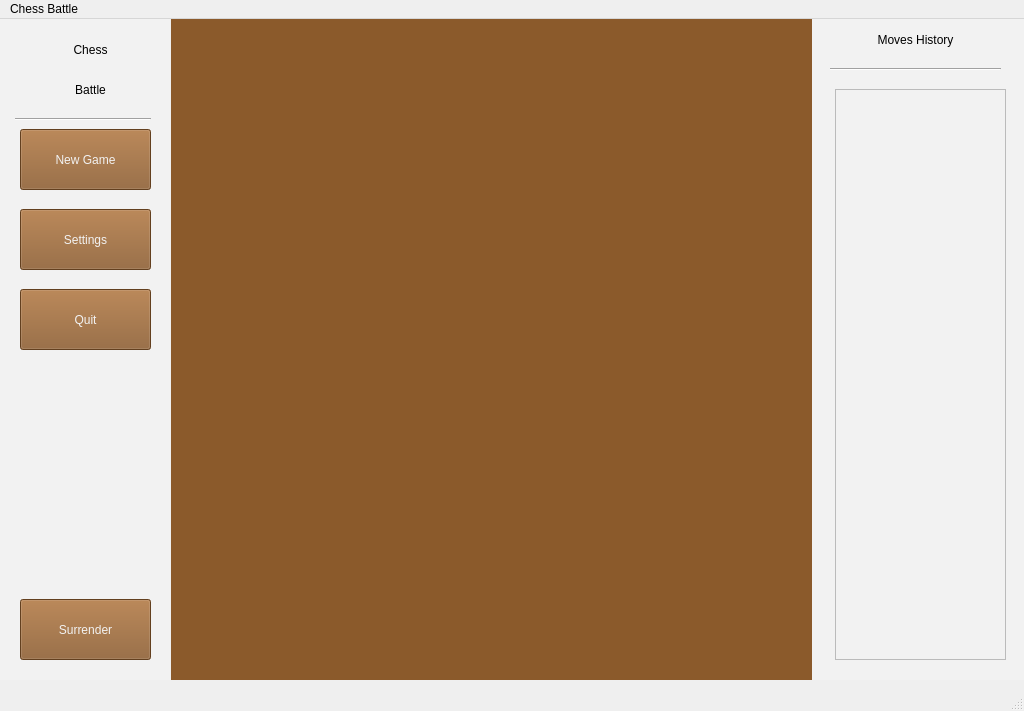
First picture: the form in mainwindow.ui, repository MRadzynski/ChessBattle, before the edit.
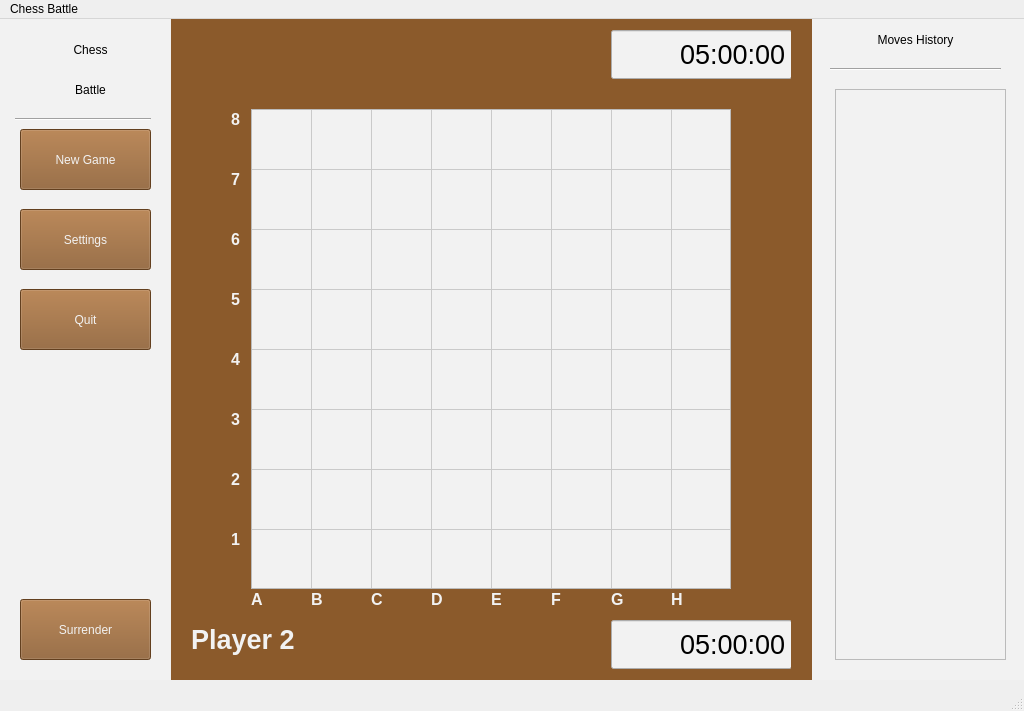
Second picture: the form after the edit. Icons and pictures are not drawn.

Commit message: Generate the Chessboard and add assets with chess pieces

Diff of the .ui file:
```diff
--- a/mainwindow.ui
+++ b/mainwindow.ui
@@ -249,11 +249,665 @@
      <property name="geometry">
       <rect>
        <x>20</x>
-       <y>20</y>
-       <width>601</width>
-       <height>61</height>
+       <y>10</y>
+       <width>600</width>
+       <height>60</height>
       </rect>
      </property>
+     <widget class="QLabel" name="label_4">
+      <property name="geometry">
+       <rect>
+        <x>0</x>
+        <y>0</y>
+        <width>181</width>
+        <height>61</height>
+       </rect>
+      </property>
+      <property name="font">
+       <font>
+        <pointsize>20</pointsize>
+        <bold>true</bold>
+       </font>
+      </property>
+      <property name="styleSheet">
+       <string notr="true">color: rgb(242, 242, 242);</string>
+      </property>
+      <property name="text">
+       <string/>
+      </property>
+      <property name="pixmap">
+       <pixmap resource="assets.qrc">:/images/assets/white_tower.png</pixmap>
+      </property>
+      <property name="alignment">
+       <set>Qt::AlignLeading|Qt::AlignLeft|Qt::AlignTop</set>
+      </property>
+     </widget>
+     <widget class="QTimeEdit" name="player_1_timer">
+      <property name="geometry">
+       <rect>
+        <x>420</x>
+        <y>0</y>
+        <width>181</width>
+        <height>51</height>
+       </rect>
+      </property>
+      <property name="font">
+       <font>
+        <pointsize>20</pointsize>
+        <bold>false</bold>
+       </font>
+      </property>
+      <property name="styleSheet">
+       <string notr="true">background-color: rgb(242, 242, 242);
+color: rgb(0, 0, 0);</string>
+      </property>
+      <property name="alignment">
+       <set>Qt::AlignRight|Qt::AlignTrailing|Qt::AlignVCenter</set>
+      </property>
+      <property name="readOnly">
+       <bool>true</bool>
+      </property>
+      <property name="buttonSymbols">
+       <enum>QAbstractSpinBox::NoButtons</enum>
+      </property>
+      <property name="showGroupSeparator" stdset="0">
+       <bool>false</bool>
+      </property>
+      <property name="time">
+       <time>
+        <hour>5</hour>
+        <minute>0</minute>
+        <second>0</second>
+       </time>
+      </property>
+     </widget>
+     <zorder>player_1_timer</zorder>
+     <zorder>label_4</zorder>
+    </widget>
+    <widget class="QWidget" name="widget_5" native="true">
+     <property name="geometry">
+      <rect>
+       <x>20</x>
+       <y>590</y>
+       <width>600</width>
+       <height>60</height>
+      </rect>
+     </property>
+     <widget class="QLabel" name="label_7">
+      <property name="geometry">
+       <rect>
+        <x>0</x>
+        <y>0</y>
+        <width>181</width>
+        <height>61</height>
+       </rect>
+      </property>
+      <property name="font">
+       <font>
+        <pointsize>20</pointsize>
+        <bold>true</bold>
+       </font>
+      </property>
+      <property name="styleSheet">
+       <string notr="true">color: rgb(242, 242, 242);</string>
+      </property>
+      <property name="text">
+       <string>Player 2</string>
+      </property>
+     </widget>
+     <widget class="QTimeEdit" name="player_2_timer">
+      <property name="geometry">
+       <rect>
+        <x>420</x>
+        <y>10</y>
+        <width>181</width>
+        <height>51</height>
+       </rect>
+      </property>
+      <property name="font">
+       <font>
+        <pointsize>20</pointsize>
+        <bold>false</bold>
+       </font>
+      </property>
+      <property name="styleSheet">
+       <string notr="true">background-color: rgb(242, 242, 242);
+color: rgb(0, 0, 0);</string>
+      </property>
+      <property name="alignment">
+       <set>Qt::AlignRight|Qt::AlignTrailing|Qt::AlignVCenter</set>
+      </property>
+      <property name="readOnly">
+       <bool>true</bool>
+      </property>
+      <property name="buttonSymbols">
+       <enum>QAbstractSpinBox::NoButtons</enum>
+      </property>
+      <property name="showGroupSeparator" stdset="0">
+       <bool>false</bool>
+      </property>
+      <property name="time">
+       <time>
+        <hour>5</hour>
+        <minute>0</minute>
+        <second>0</second>
+       </time>
+      </property>
+     </widget>
+    </widget>
+    <widget class="QLabel" name="label_8">
+     <property name="geometry">
+      <rect>
+       <x>80</x>
+       <y>570</y>
+       <width>63</width>
+       <height>20</height>
+      </rect>
+     </property>
+     <property name="font">
+      <font>
+       <pointsize>12</pointsize>
+       <bold>true</bold>
+      </font>
+     </property>
+     <property name="styleSheet">
+      <string notr="true">color: rgb(242, 242, 242);</string>
+     </property>
+     <property name="text">
+      <string>A</string>
+     </property>
+    </widget>
+    <widget class="QLabel" name="label_9">
+     <property name="geometry">
+      <rect>
+       <x>140</x>
+       <y>570</y>
+       <width>63</width>
+       <height>20</height>
+      </rect>
+     </property>
+     <property name="font">
+      <font>
+       <pointsize>12</pointsize>
+       <bold>true</bold>
+      </font>
+     </property>
+     <property name="styleSheet">
+      <string notr="true">color: rgb(242, 242, 242);</string>
+     </property>
+     <property name="text">
+      <string>B</string>
+     </property>
+    </widget>
+    <widget class="QLabel" name="label_10">
+     <property name="geometry">
+      <rect>
+       <x>200</x>
+       <y>570</y>
+       <width>63</width>
+       <height>20</height>
+      </rect>
+     </property>
+     <property name="font">
+      <font>
+       <pointsize>12</pointsize>
+       <bold>true</bold>
+      </font>
+     </property>
+     <property name="styleSheet">
+      <string notr="true">color: rgb(242, 242, 242);</string>
+     </property>
+     <property name="text">
+      <string>C</string>
+     </property>
+    </widget>
+    <widget class="QLabel" name="label_11">
+     <property name="geometry">
+      <rect>
+       <x>260</x>
+       <y>570</y>
+       <width>63</width>
+       <height>20</height>
+      </rect>
+     </property>
+     <property name="font">
+      <font>
+       <pointsize>12</pointsize>
+       <bold>true</bold>
+      </font>
+     </property>
+     <property name="styleSheet">
+      <string notr="true">color: rgb(242, 242, 242);</string>
+     </property>
+     <property name="text">
+      <string>D</string>
+     </property>
+    </widget>
+    <widget class="QLabel" name="label_12">
+     <property name="geometry">
+      <rect>
+       <x>320</x>
+       <y>570</y>
+       <width>63</width>
+       <height>20</height>
+      </rect>
+     </property>
+     <property name="font">
+      <font>
+       <pointsize>12</pointsize>
+       <bold>true</bold>
+      </font>
+     </property>
+     <property name="styleSheet">
+      <string notr="true">color: rgb(242, 242, 242);</string>
+     </property>
+     <property name="text">
+      <string>E</string>
+     </property>
+    </widget>
+    <widget class="QLabel" name="label_13">
+     <property name="geometry">
+      <rect>
+       <x>380</x>
+       <y>570</y>
+       <width>63</width>
+       <height>20</height>
+      </rect>
+     </property>
+     <property name="font">
+      <font>
+       <pointsize>12</pointsize>
+       <bold>true</bold>
+      </font>
+     </property>
+     <property name="styleSheet">
+      <string notr="true">color: rgb(242, 242, 242);</string>
+     </property>
+     <property name="text">
+      <string>F</string>
+     </property>
+    </widget>
+    <widget class="QLabel" name="label_14">
+     <property name="geometry">
+      <rect>
+       <x>440</x>
+       <y>570</y>
+       <width>63</width>
+       <height>20</height>
+      </rect>
+     </property>
+     <property name="font">
+      <font>
+       <pointsize>12</pointsize>
+       <bold>true</bold>
+      </font>
+     </property>
+     <property name="styleSheet">
+      <string notr="true">color: rgb(242, 242, 242);</string>
+     </property>
+     <property name="text">
+      <string>G</string>
+     </property>
+    </widget>
+    <widget class="QLabel" name="label_15">
+     <property name="geometry">
+      <rect>
+       <x>500</x>
+       <y>570</y>
+       <width>63</width>
+       <height>20</height>
+      </rect>
+     </property>
+     <property name="font">
+      <font>
+       <pointsize>12</pointsize>
+       <bold>true</bold>
+      </font>
+     </property>
+     <property name="styleSheet">
+      <string notr="true">color: rgb(242, 242, 242);</string>
+     </property>
+     <property name="text">
+      <string>H</string>
+     </property>
+    </widget>
+    <widget class="QLabel" name="label_16">
+     <property name="geometry">
+      <rect>
+       <x>60</x>
+       <y>510</y>
+       <width>16</width>
+       <height>20</height>
+      </rect>
+     </property>
+     <property name="font">
+      <font>
+       <pointsize>12</pointsize>
+       <bold>true</bold>
+      </font>
+     </property>
+     <property name="styleSheet">
+      <string notr="true">color: rgb(242, 242, 242);</string>
+     </property>
+     <property name="text">
+      <string>1</string>
+     </property>
+    </widget>
+    <widget class="QLabel" name="label_17">
+     <property name="geometry">
+      <rect>
+       <x>60</x>
+       <y>450</y>
+       <width>16</width>
+       <height>20</height>
+      </rect>
+     </property>
+     <property name="font">
+      <font>
+       <pointsize>12</pointsize>
+       <bold>true</bold>
+      </font>
+     </property>
+     <property name="styleSheet">
+      <string notr="true">color: rgb(242, 242, 242);</string>
+     </property>
+     <property name="text">
+      <string>2</string>
+     </property>
+    </widget>
+    <widget class="QLabel" name="label_18">
+     <property name="geometry">
+      <rect>
+       <x>60</x>
+       <y>390</y>
+       <width>16</width>
+       <height>20</height>
+      </rect>
+     </property>
+     <property name="font">
+      <font>
+       <pointsize>12</pointsize>
+       <bold>true</bold>
+      </font>
+     </property>
+     <property name="styleSheet">
+      <string notr="true">color: rgb(242, 242, 242);</string>
+     </property>
+     <property name="text">
+      <string>3</string>
+     </property>
+    </widget>
+    <widget class="QLabel" name="label_19">
+     <property name="geometry">
+      <rect>
+       <x>60</x>
+       <y>330</y>
+       <width>16</width>
+       <height>20</height>
+      </rect>
+     </property>
+     <property name="font">
+      <font>
+       <pointsize>12</pointsize>
+       <bold>true</bold>
+      </font>
+     </property>
+     <property name="styleSheet">
+      <string notr="true">color: rgb(242, 242, 242);</string>
+     </property>
+     <property name="text">
+      <string>4</string>
+     </property>
+    </widget>
+    <widget class="QLabel" name="label_20">
+     <property name="geometry">
+      <rect>
+       <x>60</x>
+       <y>270</y>
+       <width>16</width>
+       <height>20</height>
+      </rect>
+     </property>
+     <property name="font">
+      <font>
+       <pointsize>12</pointsize>
+       <bold>true</bold>
+      </font>
+     </property>
+     <property name="styleSheet">
+      <string notr="true">color: rgb(242, 242, 242);</string>
+     </property>
+     <property name="text">
+      <string>5</string>
+     </property>
+    </widget>
+    <widget class="QLabel" name="label_21">
+     <property name="geometry">
+      <rect>
+       <x>60</x>
+       <y>210</y>
+       <width>16</width>
+       <height>20</height>
+      </rect>
+     </property>
+     <property name="font">
+      <font>
+       <pointsize>12</pointsize>
+       <bold>true</bold>
+      </font>
+     </property>
+     <property name="styleSheet">
+      <string notr="true">color: rgb(242, 242, 242);</string>
+     </property>
+     <property name="text">
+      <string>6</string>
+     </property>
+    </widget>
+    <widget class="QLabel" name="label_22">
+     <property name="geometry">
+      <rect>
+       <x>60</x>
+       <y>150</y>
+       <width>16</width>
+       <height>20</height>
+      </rect>
+     </property>
+     <property name="font">
+      <font>
+       <pointsize>12</pointsize>
+       <bold>true</bold>
+      </font>
+     </property>
+     <property name="styleSheet">
+      <string notr="true">color: rgb(242, 242, 242);</string>
+     </property>
+     <property name="text">
+      <string>7</string>
+     </property>
+    </widget>
+    <widget class="QLabel" name="label_23">
+     <property name="geometry">
+      <rect>
+       <x>60</x>
+       <y>90</y>
+       <width>16</width>
+       <height>20</height>
+      </rect>
+     </property>
+     <property name="font">
+      <font>
+       <pointsize>12</pointsize>
+       <bold>true</bold>
+      </font>
+     </property>
+     <property name="styleSheet">
+      <string notr="true">color: rgb(242, 242, 242);</string>
+     </property>
+     <property name="text">
+      <string>8</string>
+     </property>
+    </widget>
+    <widget class="QTableWidget" name="chessBoardTable">
+     <property name="geometry">
+      <rect>
+       <x>80</x>
+       <y>90</y>
+       <width>480</width>
+       <height>480</height>
+      </rect>
+     </property>
+     <property name="styleSheet">
+      <string notr="true">background-color: rgb(242, 242, 242);
+border-color: rgb(255, 255, 255);</string>
+     </property>
+     <property name="verticalScrollBarPolicy">
+      <enum>Qt::ScrollBarAlwaysOff</enum>
+     </property>
+     <property name="horizontalScrollBarPolicy">
+      <enum>Qt::ScrollBarAlwaysOff</enum>
+     </property>
+     <property name="autoScroll">
+      <bool>true</bool>
+     </property>
+     <property name="rowCount">
+      <number>8</number>
+     </property>
+     <property name="columnCount">
+      <number>8</number>
+     </property>
+     <attribute name="horizontalHeaderVisible">
+      <bool>false</bool>
+     </attribute>
+     <attribute name="horizontalHeaderMinimumSectionSize">
+      <number>60</number>
+     </attribute>
+     <attribute name="horizontalHeaderDefaultSectionSize">
+      <number>60</number>
+     </attribute>
+     <attribute name="horizontalHeaderHighlightSections">
+      <bool>false</bool>
+     </attribute>
+     <attribute name="verticalHeaderVisible">
+      <bool>false</bool>
+     </attribute>
+     <attribute name="verticalHeaderMinimumSectionSize">
+      <number>60</number>
+     </attribute>
+     <attribute name="verticalHeaderDefaultSectionSize">
+      <number>60</number>
+     </attribute>
+     <attribute name="verticalHeaderHighlightSections">
+      <bool>false</bool>
+     </attribute>
+     <row/>
+     <row/>
+     <row/>
+     <row/>
+     <row/>
+     <row/>
+     <row/>
+     <row/>
+     <column/>
+     <column/>
+     <column/>
+     <column/>
+     <column/>
+     <column/>
+     <column/>
+     <column/>
+     <item row="0" column="1">
+      <property name="text">
+       <string/>
+      </property>
+      <property name="background">
+       <brush brushstyle="NoBrush">
+        <color alpha="255">
+         <red>0</red>
+         <green>0</green>
+         <blue>0</blue>
+        </color>
+       </brush>
+      </property>
+     </item>
+     <item row="7" column="0">
+      <property name="text">
+       <string/>
+      </property>
+      <property name="background">
+       <brush brushstyle="NoBrush">
+        <color alpha="255">
+         <red>51</red>
+         <green>51</green>
+         <blue>51</blue>
+        </color>
+       </brush>
+      </property>
+     </item>
+     <item row="7" column="1">
+      <property name="text">
+       <string/>
+      </property>
+      <property name="background">
+       <brush brushstyle="NoBrush">
+        <color alpha="255">
+         <red>242</red>
+         <green>242</green>
+         <blue>242</blue>
+        </color>
+       </brush>
+      </property>
+     </item>
+     <item row="7" column="2">
+      <property name="text">
+       <string/>
+      </property>
+      <property name="background">
+       <brush brushstyle="NoBrush">
+        <color alpha="255">
+         <red>51</red>
+         <green>51</green>
+         <blue>51</blue>
+        </color>
+       </brush>
+      </property>
+      <property name="foreground">
+       <brush brushstyle="NoBrush">
+        <color alpha="255">
+         <red>51</red>
+         <green>51</green>
+         <blue>51</blue>
+        </color>
+       </brush>
+      </property>
+     </item>
+     <item row="7" column="3">
+      <property name="text">
+       <string/>
+      </property>
+      <property name="background">
+       <brush brushstyle="NoBrush">
+        <color alpha="255">
+         <red>242</red>
+         <green>242</green>
+         <blue>242</blue>
+        </color>
+       </brush>
+      </property>
+     </item>
+     <item row="7" column="4">
+      <property name="text">
+       <string/>
+      </property>
+      <property name="background">
+       <brush brushstyle="NoBrush">
+        <color alpha="255">
+         <red>0</red>
+         <green>0</green>
+         <blue>0</blue>
+        </color>
+       </brush>
+      </property>
+     </item>
     </widget>
    </widget>
    <zorder>widget_2</zorder>
```
Left out of the diff: 10 changed lines with no effect on the pictures. The commit also changes 17 other files.
